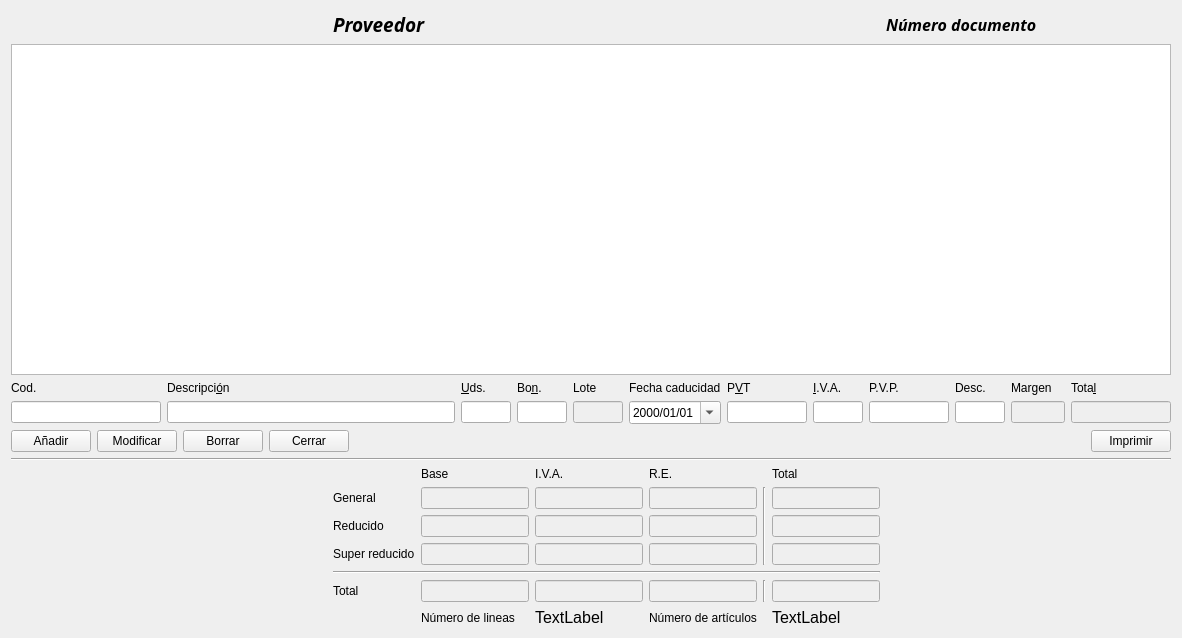
Ladis72/tienda, file pedidos.ui: the form before one commit.
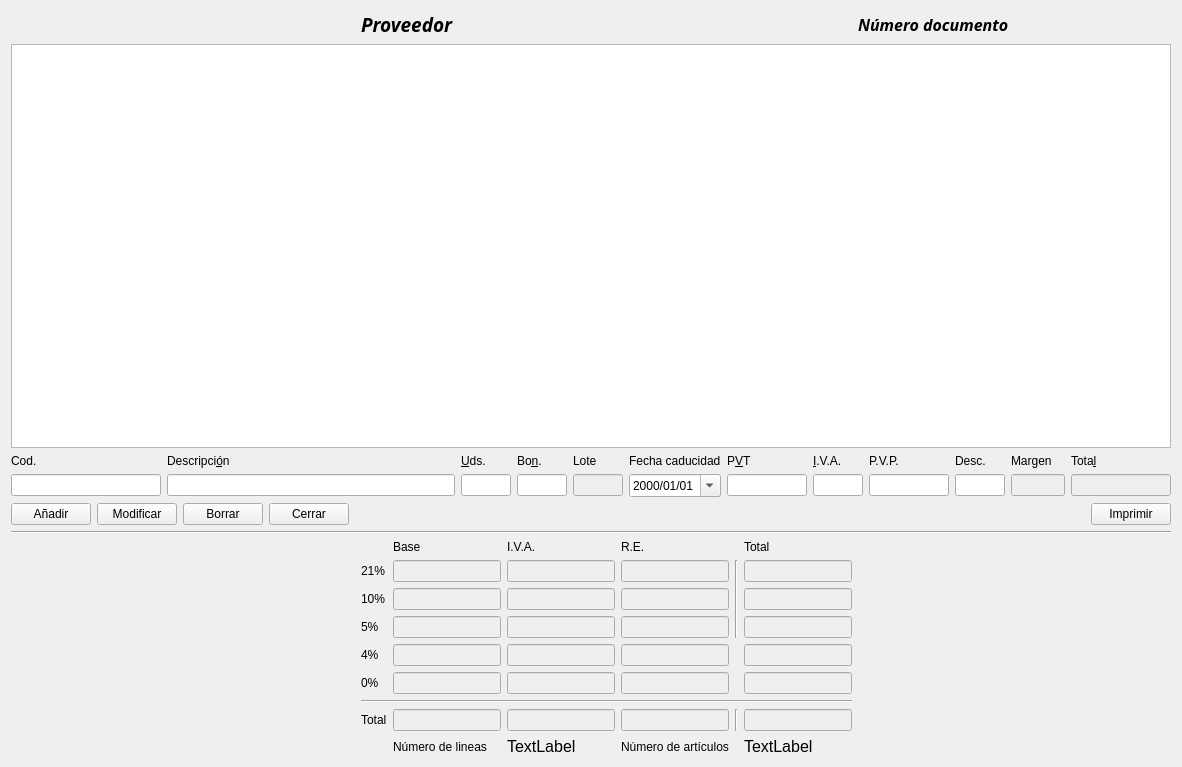
The form after the commit.

Commit message: Nuevos ivas en pedidos

```diff
--- a/pedidos.ui
+++ b/pedidos.ui
@@ -7,7 +7,7 @@
     <x>0</x>
     <y>0</y>
     <width>1182</width>
-    <height>638</height>
+    <height>767</height>
    </rect>
   </property>
   <property name="windowTitle">
@@ -19,20 +19,6 @@
   <layout class="QGridLayout" name="gridLayout_3">
    <item row="7" column="6">
     <layout class="QGridLayout" name="gridLayout">
-     <item row="2" column="5">
-      <widget class="QLineEdit" name="leTotal10">
-       <property name="enabled">
-        <bool>false</bool>
-       </property>
-      </widget>
-     </item>
-     <item row="3" column="3">
-      <widget class="QLineEdit" name="leRe4">
-       <property name="enabled">
-        <bool>false</bool>
-       </property>
-      </widget>
-     </item>
      <item row="1" column="3">
       <widget class="QLineEdit" name="leRe21">
        <property name="enabled">
@@ -40,41 +26,6 @@
        </property>
       </widget>
      </item>
-     <item row="1" column="1">
-      <widget class="QLineEdit" name="leBase21">
-       <property name="enabled">
-        <bool>false</bool>
-       </property>
-      </widget>
-     </item>
-     <item row="2" column="2">
-      <widget class="QLineEdit" name="leIva10">
-       <property name="enabled">
-        <bool>false</bool>
-       </property>
-      </widget>
-     </item>
-     <item row="2" column="0">
-      <widget class="QLabel" name="label_4">
-       <property name="text">
-        <string>Reducido</string>
-       </property>
-      </widget>
-     </item>
-     <item row="1" column="5">
-      <widget class="QLineEdit" name="leTotal21">
-       <property name="enabled">
-        <bool>false</bool>
-       </property>
-      </widget>
-     </item>
-     <item row="1" column="0">
-      <widget class="QLabel" name="label_3">
-       <property name="text">
-        <string>General</string>
-       </property>
-      </widget>
-     </item>
      <item row="2" column="1">
       <widget class="QLineEdit" name="leBase10">
        <property name="enabled">
@@ -82,59 +33,29 @@
        </property>
       </widget>
      </item>
-     <item row="0" column="5">
-      <widget class="QLabel" name="label_9">
+     <item row="1" column="0">
+      <widget class="QLabel" name="label_3">
        <property name="text">
-        <string>Total</string>
+        <string>21%</string>
        </property>
       </widget>
      </item>
-     <item row="3" column="5">
-      <widget class="QLineEdit" name="leTotal4">
+     <item row="7" column="2">
+      <widget class="QLineEdit" name="leTotalIva">
        <property name="enabled">
         <bool>false</bool>
        </property>
       </widget>
      </item>
-     <item row="3" column="0">
-      <widget class="QLabel" name="label_5">
-       <property name="text">
-        <string>Super reducido</string>
+     <item row="8" column="5">
+      <widget class="QLabel" name="labelNArticulos">
+       <property name="font">
+        <font>
+         <pointsize>12</pointsize>
+        </font>
        </property>
-      </widget>
-     </item>
-     <item row="1" column="2">
-      <widget class="QLineEdit" name="leIva21">
-       <property name="enabled">
-        <bool>false</bool>
-       </property>
-      </widget>
-     </item>
-     <item row="3" column="1">
-      <widget class="QLineEdit" name="leBase4">
-       <property name="enabled">
-        <bool>false</bool>
-       </property>
-      </widget>
-     </item>
-     <item row="0" column="3">
-      <widget class="QLabel" name="label_8">
        <property name="text">
-        <string>R.E.</string>
-       </property>
-      </widget>
-     </item>
-     <item row="3" column="2">
-      <widget class="QLineEdit" name="leIva4">
-       <property name="enabled">
-        <bool>false</bool>
-       </property>
-      </widget>
-     </item>
-     <item row="4" column="0" colspan="6">
-      <widget class="Line" name="line">
-       <property name="orientation">
-        <enum>Qt::Horizontal</enum>
+        <string>TextLabel</string>
        </property>
       </widget>
      </item>
@@ -145,41 +66,6 @@
        </property>
       </widget>
      </item>
-     <item row="5" column="1">
-      <widget class="QLineEdit" name="leTotalBase">
-       <property name="enabled">
-        <bool>false</bool>
-       </property>
-      </widget>
-     </item>
-     <item row="5" column="5">
-      <widget class="QLineEdit" name="leTotal">
-       <property name="enabled">
-        <bool>false</bool>
-       </property>
-      </widget>
-     </item>
-     <item row="5" column="3">
-      <widget class="QLineEdit" name="leTotalRe">
-       <property name="enabled">
-        <bool>false</bool>
-       </property>
-      </widget>
-     </item>
-     <item row="5" column="0">
-      <widget class="QLabel" name="label_10">
-       <property name="text">
-        <string>Total</string>
-       </property>
-      </widget>
-     </item>
-     <item row="5" column="2">
-      <widget class="QLineEdit" name="leTotalIva">
-       <property name="enabled">
-        <bool>false</bool>
-       </property>
-      </widget>
-     </item>
      <item row="0" column="1">
       <widget class="QLabel" name="label_6">
        <property name="text">
@@ -187,10 +73,43 @@
        </property>
       </widget>
      </item>
-     <item row="1" column="4" rowspan="3">
-      <widget class="Line" name="line_2">
-       <property name="orientation">
-        <enum>Qt::Vertical</enum>
+     <item row="8" column="2">
+      <widget class="QLabel" name="labelNLineas">
+       <property name="font">
+        <font>
+         <pointsize>12</pointsize>
+        </font>
+       </property>
+       <property name="text">
+        <string>TextLabel</string>
+       </property>
+      </widget>
+     </item>
+     <item row="1" column="1">
+      <widget class="QLineEdit" name="leBase21">
+       <property name="enabled">
+        <bool>false</bool>
+       </property>
+      </widget>
+     </item>
+     <item row="7" column="5">
+      <widget class="QLineEdit" name="leTotal">
+       <property name="enabled">
+        <bool>false</bool>
+       </property>
+      </widget>
+     </item>
+     <item row="8" column="3">
+      <widget class="QLabel" name="label_2">
+       <property name="text">
+        <string>Número de artículos</string>
+       </property>
+      </widget>
+     </item>
+     <item row="4" column="0">
+      <widget class="QLabel" name="label_22">
+       <property name="text">
+        <string>4%</string>
        </property>
       </widget>
      </item>
@@ -201,48 +120,199 @@
        </property>
       </widget>
      </item>
-     <item row="5" column="4">
-      <widget class="Line" name="line_4">
+     <item row="6" column="0" colspan="6">
+      <widget class="Line" name="line">
+       <property name="orientation">
+        <enum>Qt::Horizontal</enum>
+       </property>
+      </widget>
+     </item>
+     <item row="1" column="4" rowspan="3">
+      <widget class="Line" name="line_2">
        <property name="orientation">
         <enum>Qt::Vertical</enum>
        </property>
       </widget>
      </item>
-     <item row="6" column="1">
+     <item row="0" column="3">
+      <widget class="QLabel" name="label_8">
+       <property name="text">
+        <string>R.E.</string>
+       </property>
+      </widget>
+     </item>
+     <item row="8" column="1">
       <widget class="QLabel" name="label">
        <property name="text">
         <string>Número de lineas</string>
        </property>
       </widget>
      </item>
-     <item row="6" column="3">
-      <widget class="QLabel" name="label_2">
+     <item row="7" column="1">
+      <widget class="QLineEdit" name="leTotalBase">
+       <property name="enabled">
+        <bool>false</bool>
+       </property>
+      </widget>
+     </item>
+     <item row="2" column="0">
+      <widget class="QLabel" name="label_4">
        <property name="text">
-        <string>Número de artículos</string>
+        <string>10%</string>
        </property>
       </widget>
      </item>
-     <item row="6" column="2">
-      <widget class="QLabel" name="labelNLineas">
-       <property name="font">
-        <font>
-         <pointsize>12</pointsize>
-        </font>
+     <item row="1" column="5">
+      <widget class="QLineEdit" name="leTotal21">
+       <property name="enabled">
+        <bool>false</bool>
        </property>
+      </widget>
+     </item>
+     <item row="7" column="4">
+      <widget class="Line" name="line_4">
+       <property name="orientation">
+        <enum>Qt::Vertical</enum>
+       </property>
+      </widget>
+     </item>
+     <item row="3" column="0">
+      <widget class="QLabel" name="label_5">
        <property name="text">
-        <string>TextLabel</string>
+        <string>5%</string>
        </property>
       </widget>
      </item>
-     <item row="6" column="5">
-      <widget class="QLabel" name="labelNArticulos">
-       <property name="font">
-        <font>
-         <pointsize>12</pointsize>
-        </font>
+     <item row="7" column="3">
+      <widget class="QLineEdit" name="leTotalRe">
+       <property name="enabled">
+        <bool>false</bool>
        </property>
+      </widget>
+     </item>
+     <item row="0" column="5">
+      <widget class="QLabel" name="label_9">
        <property name="text">
-        <string>TextLabel</string>
+        <string>Total</string>
+       </property>
+      </widget>
+     </item>
+     <item row="2" column="2">
+      <widget class="QLineEdit" name="leIva10">
+       <property name="enabled">
+        <bool>false</bool>
+       </property>
+      </widget>
+     </item>
+     <item row="7" column="0">
+      <widget class="QLabel" name="label_10">
+       <property name="text">
+        <string>Total</string>
+       </property>
+      </widget>
+     </item>
+     <item row="2" column="5">
+      <widget class="QLineEdit" name="leTotal10">
+       <property name="enabled">
+        <bool>false</bool>
+       </property>
+      </widget>
+     </item>
+     <item row="1" column="2">
+      <widget class="QLineEdit" name="leIva21">
+       <property name="enabled">
+        <bool>false</bool>
+       </property>
+      </widget>
+     </item>
+     <item row="5" column="0">
+      <widget class="QLabel" name="label_23">
+       <property name="text">
+        <string>0%</string>
+       </property>
+      </widget>
+     </item>
+     <item row="5" column="1">
+      <widget class="QLineEdit" name="leBase0">
+       <property name="enabled">
+        <bool>false</bool>
+       </property>
+      </widget>
+     </item>
+     <item row="5" column="2">
+      <widget class="QLineEdit" name="leIva0">
+       <property name="enabled">
+        <bool>false</bool>
+       </property>
+      </widget>
+     </item>
+     <item row="5" column="3">
+      <widget class="QLineEdit" name="leRe0">
+       <property name="enabled">
+        <bool>false</bool>
+       </property>
+      </widget>
+     </item>
+     <item row="5" column="5">
+      <widget class="QLineEdit" name="leTotal0">
+       <property name="enabled">
+        <bool>false</bool>
+       </property>
+      </widget>
+     </item>
+     <item row="4" column="1">
+      <widget class="QLineEdit" name="leBase4">
+       <property name="enabled">
+        <bool>false</bool>
+       </property>
+      </widget>
+     </item>
+     <item row="4" column="2">
+      <widget class="QLineEdit" name="leIva4">
+       <property name="enabled">
+        <bool>false</bool>
+       </property>
+      </widget>
+     </item>
+     <item row="4" column="3">
+      <widget class="QLineEdit" name="leRe4">
+       <property name="enabled">
+        <bool>false</bool>
+       </property>
+      </widget>
+     </item>
+     <item row="4" column="5">
+      <widget class="QLineEdit" name="leTotal4">
+       <property name="enabled">
+        <bool>false</bool>
+       </property>
+      </widget>
+     </item>
+     <item row="3" column="1">
+      <widget class="QLineEdit" name="leBase5">
+       <property name="enabled">
+        <bool>false</bool>
+       </property>
+      </widget>
+     </item>
+     <item row="3" column="2">
+      <widget class="QLineEdit" name="leIva5">
+       <property name="enabled">
+        <bool>false</bool>
+       </property>
+      </widget>
+     </item>
+     <item row="3" column="3">
+      <widget class="QLineEdit" name="leRe5">
+       <property name="enabled">
+        <bool>false</bool>
+       </property>
+      </widget>
+     </item>
+     <item row="3" column="5">
+      <widget class="QLineEdit" name="leTotal5">
+       <property name="enabled">
+        <bool>false</bool>
        </property>
       </widget>
      </item>
@@ -254,7 +324,6 @@
       <font>
        <family>Fira Sans</family>
        <pointsize>12</pointsize>
-       <weight>75</weight>
        <italic>true</italic>
        <bold>true</bold>
       </font>
@@ -558,7 +627,6 @@
       <font>
        <family>Fira Sans</family>
        <pointsize>14</pointsize>
-       <weight>75</weight>
        <italic>true</italic>
        <bold>true</bold>
       </font>
```
Left out of the diff: 4 changed lines with no effect on the pictures. The commit also changes 1 other file.
